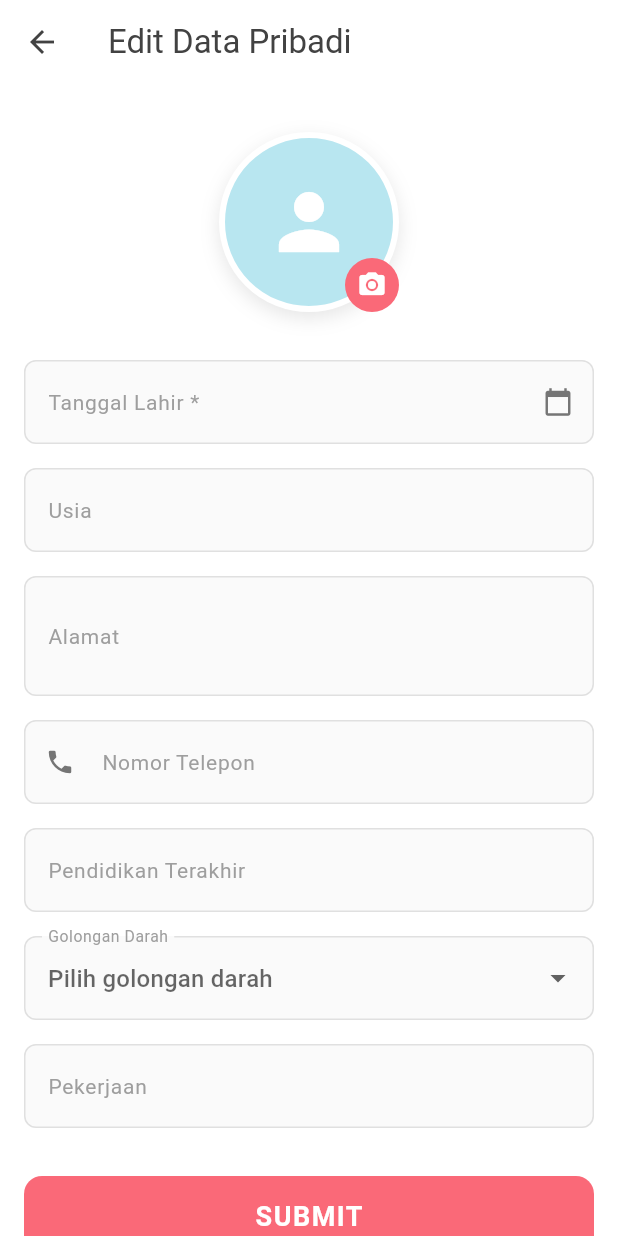
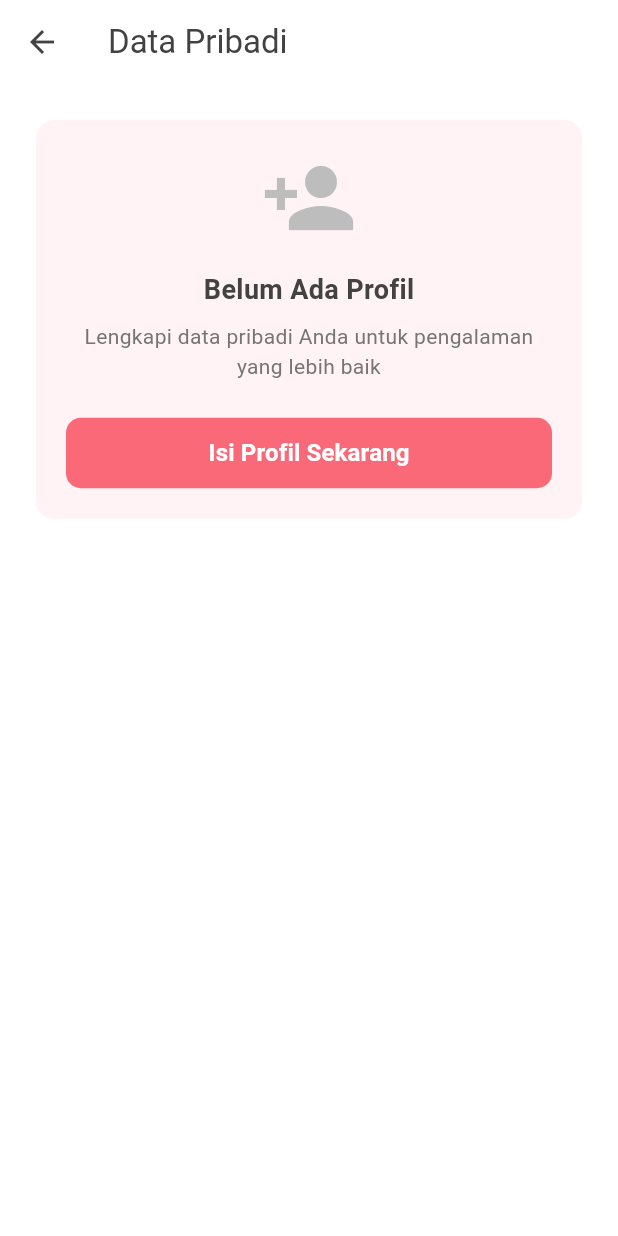
Before and after one commit to app-prenava/prenava-mobile, a Flutter app: the AccountPage screen opened directly, after a tap on "Data Pribadi", on a phone screen of 412 x 824 dp. Run offline on Flutter 3.47's test engine with Material 3 defaults, Android fonts, the phone set to English and light mode, and no system bars; our stand-ins replace dio, flutter_riverpod, flutter_secure_storage, go_router, image_picker, shared_preferences; accounts and stored records are empty.

Commit message:
feat: adding foto profile in profile

```diff
--- a/lib/core/network/dio_client.dart
+++ b/lib/core/network/dio_client.dart
@@ -1,5 +1,4 @@
 import 'package:dio/dio.dart';
-import 'package:flutter/foundation.dart';
 import 'package:flutter_riverpod/flutter_riverpod.dart';
 import '../config/env.dart';
 import '../../shared/services/secure_store.dart';
@@ -7,8 +6,9 @@ import '../../shared/services/secure_store.dart';
 final appDioProvider = Provider<Dio>((ref) {
   final dio = Dio(BaseOptions(
     baseUrl: Env.apiBase,
-    connectTimeout: const Duration(seconds: 10),
-    receiveTimeout: const Duration(seconds: 15),
+    connectTimeout: const Duration(seconds: 3),
+    receiveTimeout: const Duration(seconds: 5),
+    sendTimeout: const Duration(seconds: 5),
     headers: {
       'Accept': 'application/json',
     },
@@ -17,32 +17,11 @@ final appDioProvider = Provider<Dio>((ref) {
   // Add interceptor to attach JWT token
   dio.interceptors.add(InterceptorsWrapper(
     onRequest: (options, handler) async {
-      // Get token from secure storage (must match key in auth_repository_impl.dart)
       final token = await SecureStore().read('jwt_token');
       if (token != null && token.isNotEmpty) {
         options.headers['Authorization'] = 'Bearer $token';
-
-        // Debug log (only in development)
-        if (kDebugMode) {
-          print('🔐 [Dio] Token attached to ${options.method} ${options.path}');
-          print('🔐 [Dio] Token preview: ${token.substring(0, 20)}...');
-        }
-      } else {
-        if (kDebugMode) {
-          print('⚠️ [Dio] No token found for ${options.method} ${options.path}');
-        }
       }
       return handler.next(options);
-    },
-    onError: (error, handler) {
-      // Debug log errors
-      if (kDebugMode) {
-        print('❌ [Dio] Error ${error.response?.statusCode}: ${error.message}');
-        if (error.response?.data != null) {
-          print('❌ [Dio] Response: ${error.response?.data}');
-        }
-      }
-      return handler.next(error);
     },
   ));
 
--- a/lib/core/router/app_router.dart
+++ b/lib/core/router/app_router.dart
@@ -7,6 +7,7 @@ import '../../features/auth/presentation/pages/register_page.dart';
 import '../../features/auth/presentation/pages/change_password_page.dart';
 import '../../features/main/presentation/pages/main_scaffold.dart';
 import '../../features/profile/presentation/pages/edit_profile_page.dart';
+import '../../features/profile/presentation/pages/profile_page.dart';
 
 final routerProvider = Provider<GoRouter>((ref) {
   return GoRouter(
@@ -37,6 +38,10 @@ final routerProvider = Provider<GoRouter>((ref) {
         builder: (context, state) => const EditProfilePage(),
       ),
       GoRoute(
+        path: '/profile',
+        builder: (context, state) => const ProfilePage(),
+      ),
+      GoRoute(
         path: '/change-password',
         builder: (context, state) => const ChangePasswordPage(),
       ),
--- a/lib/features/account/presentation/pages/account_page.dart
+++ b/lib/features/account/presentation/pages/account_page.dart
@@ -2,6 +2,7 @@ import 'package:flutter/material.dart';
 import 'package:flutter_riverpod/flutter_riverpod.dart';
 import 'package:go_router/go_router.dart';
 import '../../../auth/presentation/providers/auth_providers.dart';
+import '../../../profile/presentation/providers/profile_providers.dart';
 
 class AccountPage extends ConsumerWidget {
   const AccountPage({super.key});
@@ -10,20 +11,21 @@ class AccountPage extends ConsumerWidget {
   Widget build(BuildContext context, WidgetRef ref) {
     final authState = ref.watch(authNotifierProvider);
     final user = authState.user;
+    final profileState = ref.watch(profileNotifierProvider);
 
     return Scaffold(
       backgroundColor: Colors.white,
       body: Column(
         children: [
-          _buildHeader(context),
+          _buildHeader(context, profileState),
           Expanded(
             child: SingleChildScrollView(
               child: Column(
                 children: [
                   const SizedBox(height: 80),
-                  _buildProfileInfo(user?.name ?? 'User', user?.email ?? ''),
+                  _buildProfileHeader(user?.name ?? 'User', user?.email ?? ''),
                   const SizedBox(height: 32),
-                  _buildDataSection(context, ref),
+                  _buildDataSection(context, ref, profileState),
                 ],
               ),
             ),
@@ -33,7 +35,7 @@ class AccountPage extends ConsumerWidget {
     );
   }
 
-  Widget _buildHeader(BuildContext context) {
+  Widget _buildHeader(BuildContext context, ProfileState profileState) {
     return Stack(
       clipBehavior: Clip.none,
       children: [
@@ -61,9 +63,7 @@ class AccountPage extends ConsumerWidget {
           right: 0,
           bottom: -60,
           child: Center(
-            child: Stack(
-              children: [
-                Container(
+            child: Container(
               width: 120,
               height: 120,
               decoration: BoxDecoration(
@@ -81,31 +81,19 @@ class AccountPage extends ConsumerWidget {
               child: CircleAvatar(
                 radius: 56,
                 backgroundColor: const Color(0xFFB8E6F0),
-                    child: Icon(
+                backgroundImage: (profileState.profile?.photoUrl != null &&
+                                 profileState.profile!.photoUrl!.isNotEmpty)
+                    ? NetworkImage(profileState.profile!.photoUrl!)
+                    : null,
+                child: (profileState.profile?.photoUrl == null ||
+                        profileState.profile!.photoUrl!.isEmpty)
+                    ? Icon(
                         Icons.person,
                         size: 60,
                         color: Colors.grey[700],
+                      )
+                    : null,
               ),
-                  ),
-                ),
-                Positioned(
-                  bottom: 0,
-                  right: 0,
-                  child: Container(
-                    width: 36,
-                    height: 36,
-                    decoration: const BoxDecoration(
-                      color: Colors.white,
-                      shape: BoxShape.circle,
-                    ),
-                    child: const Icon(
-                      Icons.edit,
-                      size: 20,
-                      color: Color(0xFF424242),
-                    ),
-                  ),
-                ),
-              ],
             ),
           ),
         ),
@@ -113,7 +101,7 @@ class AccountPage extends ConsumerWidget {
     );
   }
 
-  Widget _buildProfileInfo(String name, String email) {
+  Widget _buildProfileHeader(String name, String email) {
     return Column(
       children: [
         Text(
@@ -137,7 +125,7 @@ class AccountPage extends ConsumerWidget {
     );
   }
 
-  Widget _buildDataSection(BuildContext context, WidgetRef ref) {
+  Widget _buildDataSection(BuildContext context, WidgetRef ref, ProfileState profileState) {
     return Column(
       crossAxisAlignment: CrossAxisAlignment.start,
       children: [
@@ -156,7 +144,8 @@ class AccountPage extends ConsumerWidget {
         _buildMenuItem(
           icon: Icons.person_outline,
           title: 'Data Pribadi',
-          onTap: () => context.push('/edit-profile'),
+          subtitle: profileState.hasProfile ? 'Profil lengkap tersedia' : 'Belum ada profil',
+          onTap: () => context.push('/profile'),
         ),
         _buildMenuItem(
           icon: Icons.people_outline,
@@ -173,6 +162,9 @@ class AccountPage extends ConsumerWidget {
           padding: const EdgeInsets.symmetric(horizontal: 20),
           child: InkWell(
             onTap: () async {
+              // Clear profile state before logout
+              ref.read(profileNotifierProvider.notifier).clearProfile();
+
               await ref.read(authNotifierProvider.notifier).logout();
               if (context.mounted) {
                 context.go('/login');
@@ -206,6 +198,7 @@ class AccountPage extends ConsumerWidget {
     required IconData icon,
     required String title,
     required VoidCallback onTap,
+    String? subtitle,
   }) {
     return ListTile(
       leading: Icon(
@@ -221,6 +214,15 @@ class AccountPage extends ConsumerWidget {
           color: Color(0xFF424242),
         ),
       ),
+      subtitle: subtitle != null
+          ? Text(
+              subtitle,
+              style: TextStyle(
+                fontSize: 12,
+                color: Colors.grey[600],
+              ),
+            )
+          : null,
       trailing: Icon(
         Icons.chevron_right,
         color: Colors.grey[400],
--- a/lib/features/profile/data/datasources/profile_remote_datasource.dart
+++ b/lib/features/profile/data/datasources/profile_remote_datasource.dart
@@ -11,18 +11,16 @@ class ProfileRemoteDatasource {
       final response = await _dio.get('/profile');
 
       if (response.statusCode == 200 && response.data != null) {
-        // Backend returns nested: { "profile": { ... } }
         final data = response.data as Map<String, dynamic>;
         if (data.containsKey('profile') && data['profile'] != null) {
           return ProfileModel.fromJson(data['profile'] as Map<String, dynamic>);
         }
-        // Fallback if direct format
         return ProfileModel.fromJson(data);
       }
       return null;
     } on DioException catch (e) {
       if (e.response?.statusCode == 404) {
-        return null; // Profile belum dibuat
+        return null;
       }
       rethrow;
     }
@@ -66,7 +64,6 @@ class ProfileRemoteDatasource {
 
       if (response.statusCode == 201 || response.statusCode == 200) {
         final responseData = response.data as Map<String, dynamic>;
-        // Handle nested response: { "profile": { ... } }
         if (responseData.containsKey('profile')) {
           return ProfileModel.fromJson(responseData['profile'] as Map<String, dynamic>);
         }
@@ -121,7 +118,6 @@ class ProfileRemoteDatasource {
 
       if (response.statusCode == 200) {
         final responseData = response.data as Map<String, dynamic>;
-        // Handle nested response: { "profile": { ... } }
         if (responseData.containsKey('profile')) {
           return ProfileModel.fromJson(responseData['profile'] as Map<String, dynamic>);
         }
--- a/lib/features/profile/presentation/pages/edit_profile_page.dart
+++ b/lib/features/profile/presentation/pages/edit_profile_page.dart
@@ -42,6 +42,7 @@ class _EditProfilePageState extends ConsumerState<EditProfilePage> {
       final profile = profileState.profile;
 
       if (profile != null) {
+        setState(() {
           _tanggalLahirController.text = profile.tanggalLahir ?? '';
           _usiaController.text = profile.usia?.toString() ?? '';
           _alamatController.text = profile.alamat ?? '';
@@ -55,6 +56,7 @@ class _EditProfilePageState extends ConsumerState<EditProfilePage> {
               _selectedDate = DateFormat('yyyy-MM-dd').parse(profile.tanggalLahir!);
             } catch (_) {}
           }
+        });
       }
     });
   }
@@ -159,6 +161,55 @@ class _EditProfilePageState extends ConsumerState<EditProfilePage> {
 
     final data = <String, dynamic>{};
 
+    // Always include existing data for update, or new data for create
+    if (profileState.hasProfile) {
+      // For update: preserve existing data and only update changed fields
+      final existingProfile = profileState.profile!;
+
+      // Only include fields that have been changed or are not empty
+      if (_tanggalLahirController.text.isNotEmpty) {
+        data['tanggal_lahir'] = _tanggalLahirController.text;
+      } else if (existingProfile.tanggalLahir != null) {
+        data['tanggal_lahir'] = existingProfile.tanggalLahir;
+      }
+
+      if (_usiaController.text.isNotEmpty) {
+        data['usia'] = int.tryParse(_usiaController.text) ?? 0;
+      } else if (existingProfile.usia != null) {
+        data['usia'] = existingProfile.usia;
+      }
+
+      if (_alamatController.text.isNotEmpty) {
+        data['alamat'] = _alamatController.text;
+      } else if (existingProfile.alamat != null) {
+        data['alamat'] = existingProfile.alamat;
+      }
+
+      if (_noTeleponController.text.isNotEmpty) {
+        data['no_telepon'] = _noTeleponController.text;
+      } else if (existingProfile.noTelepon != null) {
+        data['no_telepon'] = existingProfile.noTelepon;
+      }
+
+      if (_pendidikanController.text.isNotEmpty) {
+        data['pendidikan_terakhir'] = _pendidikanController.text;
+      } else if (existingProfile.pendidikanTerakhir != null) {
+        data['pendidikan_terakhir'] = existingProfile.pendidikanTerakhir;
+      }
+
+      if (_pekerjaanController.text.isNotEmpty) {
+        data['pekerjaan'] = _pekerjaanController.text;
+      } else if (existingProfile.pekerjaan != null) {
+        data['pekerjaan'] = existingProfile.pekerjaan;
+      }
+
+      if (_selectedGolonganDarah != null) {
+        data['golongan_darah'] = _selectedGolonganDarah;
+      } else if (existingProfile.golonganDarah != null) {
+        data['golongan_darah'] = existingProfile.golonganDarah;
+      }
+    } else {
+      // For create: only include non-empty fields
       if (_tanggalLahirController.text.isNotEmpty) {
         data['tanggal_lahir'] = _tanggalLahirController.text;
       }
@@ -179,6 +230,7 @@ class _EditProfilePageState extends ConsumerState<EditProfilePage> {
       }
       if (_selectedGolonganDarah != null) {
         data['golongan_darah'] = _selectedGolonganDarah;
+      }
     }
 
     final success = await ref.read(profileNotifierProvider.notifier).saveProfile(
--- /dev/null
+++ b/lib/features/profile/presentation/pages/profile_page.dart
@@ -0,0 +1,271 @@
+import 'package:flutter/material.dart';
+import 'package:flutter_riverpod/flutter_riverpod.dart';
+import 'package:go_router/go_router.dart';
+import '../providers/profile_providers.dart';
+
+class ProfilePage extends ConsumerStatefulWidget {
+  const ProfilePage({super.key});
+
+  @override
+  ConsumerState<ProfilePage> createState() => _ProfilePageState();
+}
+
+class _ProfilePageState extends ConsumerState<ProfilePage> {
+  @override
+  Widget build(BuildContext context) {
+    final profileState = ref.watch(profileNotifierProvider);
+
+    return Scaffold(
+      backgroundColor: Colors.white,
+      appBar: AppBar(
+        title: const Text('Data Pribadi'),
+        backgroundColor: Colors.white,
+        foregroundColor: const Color(0xFF424242),
+        elevation: 0,
+      ),
+      body: profileState.isLoading
+          ? const Center(child: CircularProgressIndicator())
+          : !profileState.hasProfile
+              ? _buildNoProfileCard(context)
+              : _buildProfileContent(context, profileState.profile!),
+    );
+  }
+
+  Widget _buildNoProfileCard(BuildContext context) {
+    return Padding(
+      padding: const EdgeInsets.all(20),
+      child: Card(
+        elevation: 0,
+        color: const Color(0xFFFFF3F5),
+        shape: RoundedRectangleBorder(borderRadius: BorderRadius.circular(12)),
+        child: Padding(
+          padding: const EdgeInsets.all(20),
+          child: Column(
+            mainAxisSize: MainAxisSize.min,
+            children: [
+              Icon(
+                Icons.person_add,
+                size: 64,
+                color: Colors.grey[400],
+              ),
+              const SizedBox(height: 16),
+              const Text(
+                'Belum Ada Profil',
+                style: TextStyle(
+                  fontSize: 18,
+                  fontWeight: FontWeight.w600,
+                  color: Color(0xFF424242),
+                ),
+              ),
+              const SizedBox(height: 8),
+              Text(
+                'Lengkapi data pribadi Anda untuk pengalaman yang lebih baik',
+                textAlign: TextAlign.center,
+                style: TextStyle(
+                  fontSize: 14,
+                  color: Colors.grey[600],
+                ),
+              ),
+              const SizedBox(height: 24),
+              SizedBox(
+                width: double.infinity,
+                child: ElevatedButton(
+                  onPressed: () async {
+                    await context.push('/edit-profile');
+                    // Refresh profile after returning from edit page
+                    ref.read(profileNotifierProvider.notifier).loadProfile();
+                  },
+                  style: ElevatedButton.styleFrom(
+                    backgroundColor: const Color(0xFFFA6978),
+                    shape: RoundedRectangleBorder(
+                      borderRadius: BorderRadius.circular(10),
+                    ),
+                    elevation: 0,
+                    padding: const EdgeInsets.symmetric(vertical: 12),
+                  ),
+                  child: const Text(
+                    'Isi Profil Sekarang',
+                    style: TextStyle(
+                      color: Colors.white,
+                      fontSize: 16,
+                      fontWeight: FontWeight.w600,
+                    ),
+                  ),
+                ),
+              ),
+            ],
+          ),
+        ),
+      ),
+    );
+  }
+
+  Widget _buildProfileContent(BuildContext context, profile) {
+    return SingleChildScrollView(
+        padding: const EdgeInsets.all(20),
+        child: Column(
+          children: [
+            // Profile Photo Section
+            _buildPhotoSection(profile.photoUrl),
+            const SizedBox(height: 32),
+
+            // Profile Details
+            _buildProfileDetails(profile),
+            const SizedBox(height: 32),
+
+            // Edit Button
+            SizedBox(
+            width: double.infinity,
+            child: ElevatedButton(
+              onPressed: () async {
+                await context.push('/edit-profile');
+                // Refresh profile after returning from edit page
+                if (context.mounted) {
+                  ref.read(profileNotifierProvider.notifier).loadProfile();
+                }
+              },
+              style: ElevatedButton.styleFrom(
+                backgroundColor: const Color(0xFFFA6978),
+                shape: RoundedRectangleBorder(
+                  borderRadius: BorderRadius.circular(10),
+                ),
+                elevation: 0,
+                padding: const EdgeInsets.symmetric(vertical: 12),
+              ),
+              child: const Text(
+                'Edit Profil',
+                style: TextStyle(
+                  color: Colors.white,
+                  fontSize: 16,
+                  fontWeight: FontWeight.w600,
+                ),
+              ),
+            ),
+          ),
+        ],
+      ),
+    );
+  }
+
+  Widget _buildPhotoSection(String? photoUrl) {
+    return Column(
+      children: [
+        Container(
+          width: 120,
+          height: 120,
+          decoration: BoxDecoration(
+            shape: BoxShape.circle,
+            color: Colors.white,
+            border: Border.all(color: Colors.grey[300]!, width: 2),
+            boxShadow: [
+              BoxShadow(
+                color: Colors.black.withValues(alpha: 0.1),
+                blurRadius: 10,
+                offset: const Offset(0, 4),
+              ),
+            ],
+          ),
+          child: CircleAvatar(
+            radius: 58,
+            backgroundColor: const Color(0xFFB8E6F0),
+            backgroundImage: (photoUrl != null && photoUrl.isNotEmpty)
+                ? NetworkImage(photoUrl)
+                : null,
+            child: (photoUrl == null || photoUrl.isEmpty)
+                ? Icon(
+                    Icons.person,
+                    size: 60,
+                    color: Colors.grey[700],
+                  )
+                : null,
+          ),
+        ),
+        const SizedBox(height: 16),
+        Text(
+          'Foto Profil',
+          style: TextStyle(
+            fontSize: 16,
+            fontWeight: FontWeight.w600,
+            color: Colors.grey[700],
+          ),
+        ),
+        if (photoUrl == null || photoUrl.isEmpty)
+          Text(
+            'Belum ada foto profil',
+            style: TextStyle(
+              fontSize: 12,
+              color: Colors.grey[500],
+            ),
+          ),
+      ],
+    );
+  }
+
+  Widget _buildProfileDetails(profile) {
+    return Card(
+      elevation: 0,
+      color: Colors.grey[50],
+      shape: RoundedRectangleBorder(
+        borderRadius: BorderRadius.circular(12),
+        side: BorderSide(color: Colors.grey[200]!),
+      ),
+      child: Padding(
+        padding: const EdgeInsets.all(20),
+        child: Column(
+          crossAxisAlignment: CrossAxisAlignment.start,
+          children: [
+            const Text(
+              'Informasi Pribadi',
+              style: TextStyle(
+                fontSize: 18,
+                fontWeight: FontWeight.w600,
+                color: Color(0xFF424242),
+              ),
+            ),
+            const SizedBox(height: 20),
+            _buildInfoRow('Tanggal Lahir', profile.tanggalLahir ?? '-'),
+            _buildInfoRow('Usia', profile.usia != null ? '${profile.usia} tahun' : '-'),
+            _buildInfoRow('Alamat', profile.alamat ?? '-'),
+            _buildInfoRow('No. Telepon', profile.noTelepon ?? '-'),
+            _buildInfoRow('Pendidikan Terakhir', profile.pendidikanTerakhir ?? '-'),
+            _buildInfoRow('Pekerjaan', profile.pekerjaan ?? '-'),
+            _buildInfoRow('Golongan Darah', profile.golonganDarah ?? '-'),
+          ],
+        ),
+      ),
+    );
+  }
+
+  Widget _buildInfoRow(String label, String value) {
+    return Padding(
+      padding: const EdgeInsets.symmetric(vertical: 8),
+      child: Row(
+        crossAxisAlignment: CrossAxisAlignment.start,
+        children: [
+          SizedBox(
+            width: 140,
+            child: Text(
+              label,
+              style: TextStyle(
+                fontSize: 14,
+                color: Colors.grey[600],
+                fontWeight: FontWeight.w500,
+              ),
+            ),
+          ),
+          const SizedBox(width: 12),
+          Expanded(
+            child: Text(
+              value,
+              style: const TextStyle(
+                fontSize: 14,
+                color: Color(0xFF424242),
+                fontWeight: FontWeight.w500,
+              ),
+            ),
+          ),
+        ],
+      ),
+    );
+  }
+}
--- a/lib/features/profile/presentation/providers/profile_providers.dart
+++ b/lib/features/profile/presentation/providers/profile_providers.dart
@@ -1,5 +1,6 @@
 import 'package:flutter_riverpod/flutter_riverpod.dart';
 import '../../../../core/network/dio_client.dart';
+import '../../../auth/presentation/providers/auth_providers.dart';
 import '../../data/datasources/profile_remote_datasource.dart';
 import '../../data/repositories/profile_repository_impl.dart';
 import '../../domain/entities/profile.dart';
@@ -63,8 +64,28 @@ class ProfileState {
 class ProfileNotifier extends Notifier<ProfileState> {
   @override
   ProfileState build() {
-    // Schedule loadProfile to run after build completes
-    Future.microtask(() => loadProfile());
+    // Listen to auth state changes to reload profile on login
+    ref.listen(
+      authNotifierProvider.select((state) => state.isAuthenticated),
+      (previous, next) {
+        if (next && previous != next) {
+          // User just logged in, load their profile
+          loadProfile();
+        } else if (!next && previous != next) {
+          // User just logged out, clear profile
+          clearProfile();
+        }
+      },
+    );
+
+    // Schedule loadProfile to run after build completes if authenticated
+    Future.microtask(() {
+      final isAuthenticated = ref.read(authNotifierProvider).isAuthenticated;
+      if (isAuthenticated) {
+        loadProfile();
+      }
+    });
+
     return const ProfileState.initial();
   }
 
@@ -81,11 +102,9 @@ class ProfileNotifier extends Notifier<ProfileState> {
         hasProfile: profile != null,
       );
     } catch (e) {
-      // Silently fail - user can still use the form to create profile
       state = state.copyWith(
         isLoading: false,
         hasProfile: false,
-        // Don't show error - just let user fill the form
       );
     }
   }
@@ -152,7 +171,7 @@ class ProfileNotifier extends Notifier<ProfileState> {
     try {
       final repository = ref.read(profileRepositoryProvider);
       await repository.deletePhoto();
-      await loadProfile(); // Reload profile
+      await loadProfile();
 
       state = state.copyWith(
         isLoading: false,
@@ -165,6 +184,11 @@ class ProfileNotifier extends Notifier<ProfileState> {
       );
     }
   }
+
+  // Clear profile state (call this on logout)
+  void clearProfile() {
+    state = const ProfileState.initial();
+  }
 }
 
 final profileNotifierProvider = NotifierProvider<ProfileNotifier, ProfileState>(() {
```
Also changed, not shown: lib/core/config/env.dart (+7 -3 lines), lib/features/profile/data/models/profile_model.dart (+10 -1 lines), lib/features/profile/domain/entities/profile.dart (+14 -0 lines), 3 other files. Lines whose indentation alone changed are shown as unchanged.
